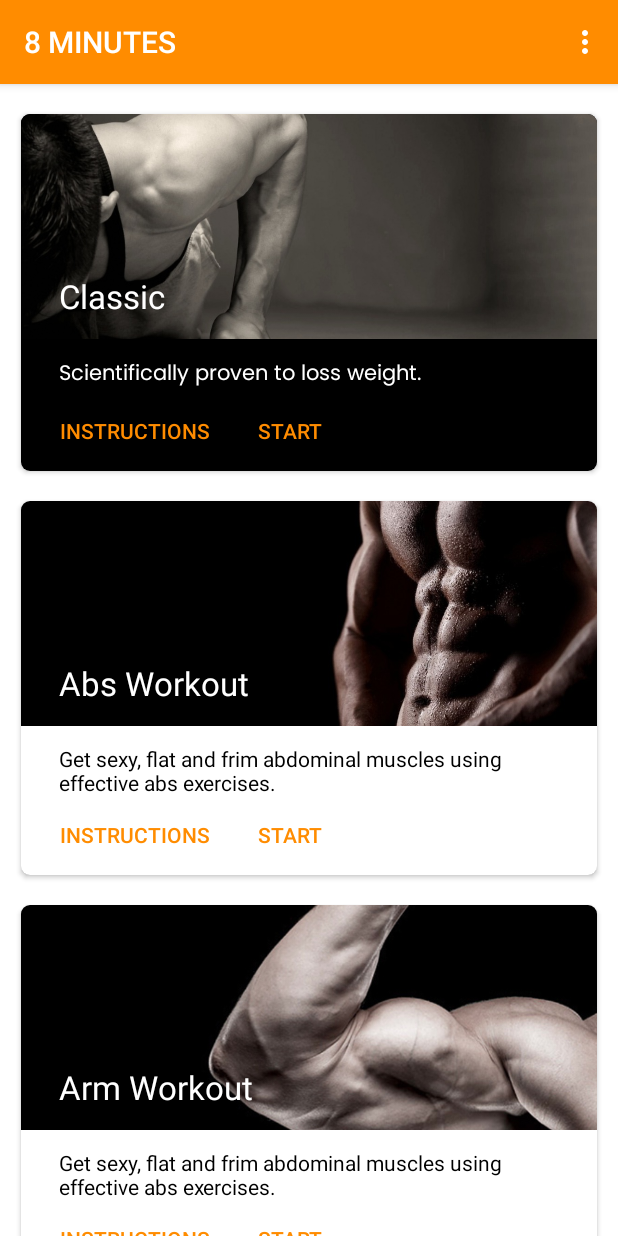
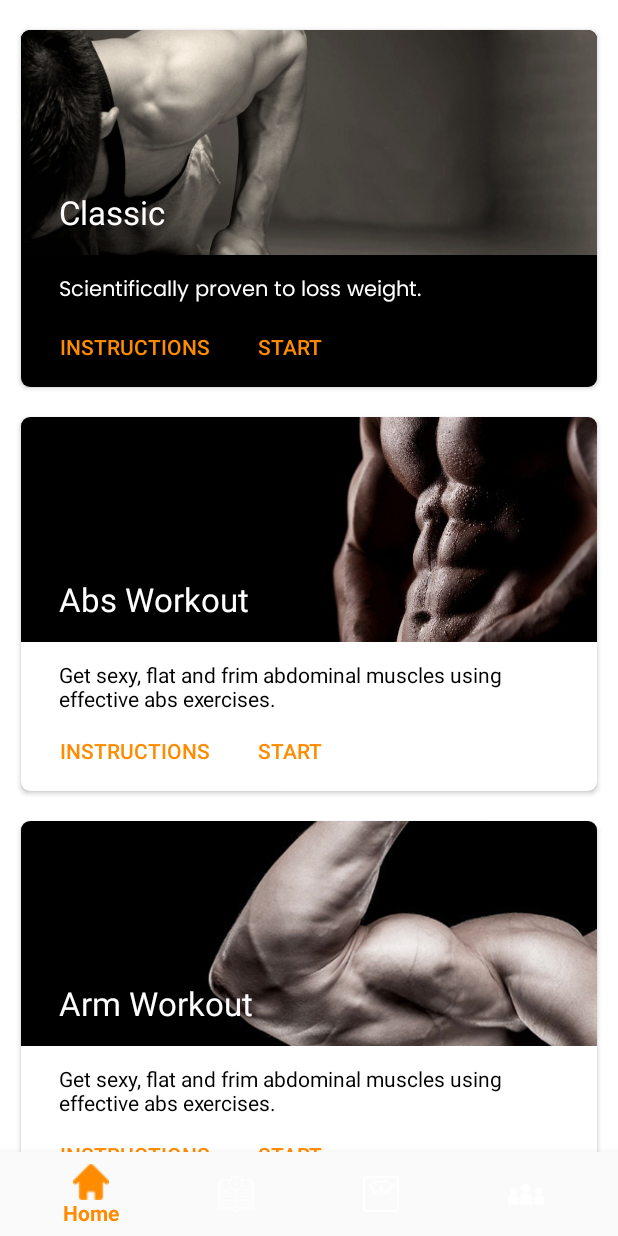
Before and after one commit to bhatti02/QuickFit_8, an Android app: the screen it shows after launch once a user with an empty profile is signed in (MainActivity), on a phone screen of 412 x 824 dp. Run offline under Robolectric (Android 15) with nearby library versions, the light colour scheme and no system bars; our stand-ins replace AdMob, Firebase (no records; nobody signed in at launch, a user with empty details on screens opened directly), Picasso; Roboto replaces fonts that are not available here.

Commit message:
Bottom Navigation bar added

```diff
--- a/app/src/main/res/layout/activity_main.xml
+++ b/app/src/main/res/layout/activity_main.xml
@@ -9,24 +9,23 @@
     android:padding="0dp"
     android:keepScreenOn="true"
     tools:context="io.github.hashim.workoutTrainer.Activities.MainActivity">
-
+<!--
     <androidx.appcompat.widget.Toolbar
         android:id="@+id/toolbar"
         android:layout_width="match_parent"
         android:layout_height="?attr/actionBarSize"
         android:background="#ff8c00"
-        android:elevation="4dp">
+        android:elevation="4dp"/> -->
 
-    </androidx.appcompat.widget.Toolbar>
     <ScrollView
-        android:layout_below="@+id/toolbar"
+
         android:layout_width="match_parent"
-        android:layout_height="wrap_content">
+        android:layout_height="wrap_content"
+        android:layout_above="@+id/bottom_navigation">
 <RelativeLayout
-    android:layout_below="@+id/toolbar"
     android:layout_width="match_parent"
     android:background="#ffffff"
-    android:layout_height="match_parent">
+    android:layout_height="wrap_content">
 
     <androidx.cardview.widget.CardView
         android:id="@+id/classic"
@@ -425,4 +424,12 @@
 
 </RelativeLayout>
     </ScrollView>
+    <com.google.android.material.bottomnavigation.BottomNavigationView
+        android:id="@+id/bottom_navigation"
+        android:layout_width="match_parent"
+        android:layout_height="wrap_content"
+        android:layout_alignParentBottom="true"
+        app:menu="@menu/bottom_navigation_items"
+        android:background="?android:attr/windowBackground"/>
+
 </RelativeLayout>
--- /dev/null
+++ b/app/src/main/res/menu/bottom_navigation_items.xml
@@ -0,0 +1,24 @@
+<?xml version="1.0" encoding="utf-8"?>
+<menu xmlns:android="http://schemas.android.com/apk/res/android">
+
+    <item
+        android:id="@+id/bottom_nav_home"
+        android:icon="@drawable/homepage"
+        android:title="Home"/>
+
+    <item
+        android:id="@+id/bottom_nav_Instructions"
+        android:icon="@drawable/instructions"
+        android:title="Instructions"/>
+
+    <item
+        android:id="@+id/bottom_nav_BMI"
+        android:icon="@drawable/weightscale"
+        android:title="BMI"/>
+
+    <item
+        android:id="@+id/bottom_nav_aboutus"
+        android:icon="@drawable/aboutus"
+        android:title="About Us"/>
+
+</menu>
--- a/app/src/main/res/menu/options_menus.xml
+++ /dev/null
@@ -1,12 +0,0 @@
-<?xml version="1.0" encoding="utf-8"?>
-<menu xmlns:android="http://schemas.android.com/apk/res/android">
-
-    <item
-        android:id="@+id/instructions"
-        android:title="Instructions"/>
-
-    <item
-        android:id="@+id/about"
-        android:title="About us"/>
-
-</menu>
```
Also changed, not shown: app/src/main/AndroidManifest.xml (+4 -5 lines), app/src/main/java/io/github/hashim/workoutTrainer/Activities/MainActivity.java (+42 -5 lines), app/src/main/java/io/github/hashim/workoutTrainer/BMIActivity.java (added, +18 -0 lines), app/src/main/res/drawable/ic_instructions.xml (added, +12 -0 lines), app/src/main/res/layout/activity_bmi.xml (added, +18 -0 lines), app/src/main/res/drawable/aboutus.png (added), app/src/main/res/drawable/homepage.png (added), app/src/main/res/drawable/instructions.png (added), app/src/main/res/drawable/weightscale.png (added).
